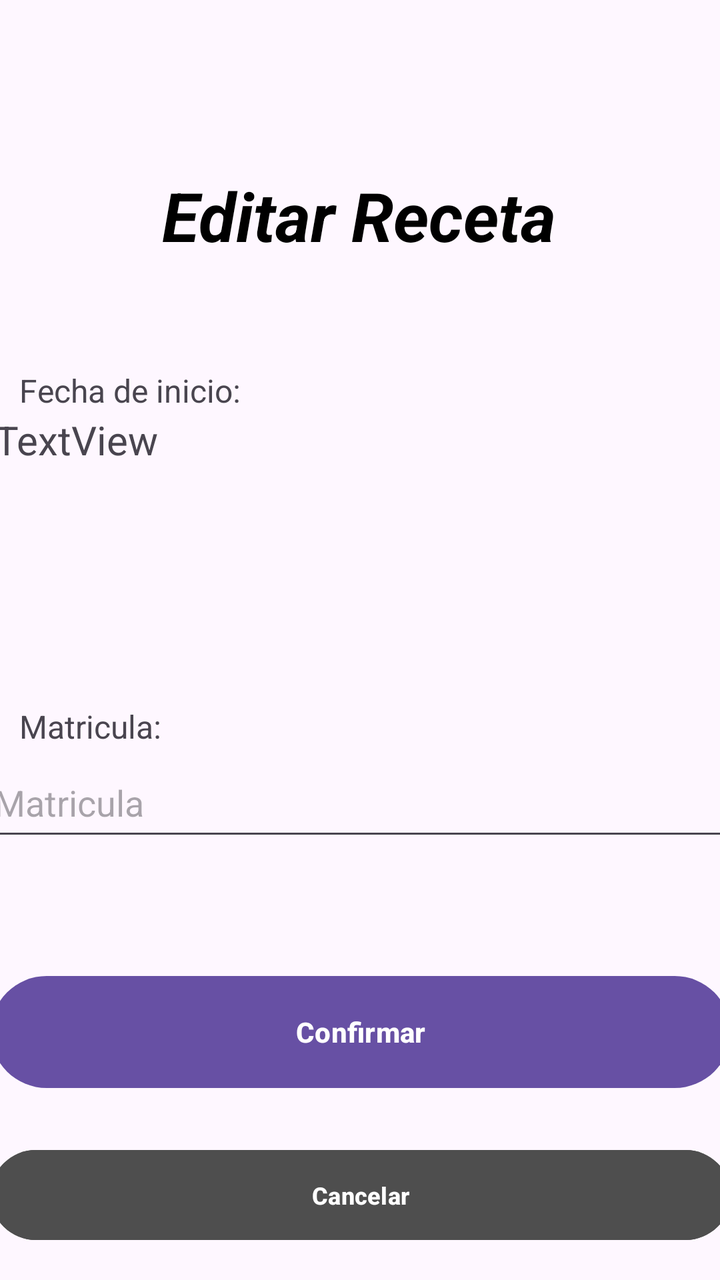
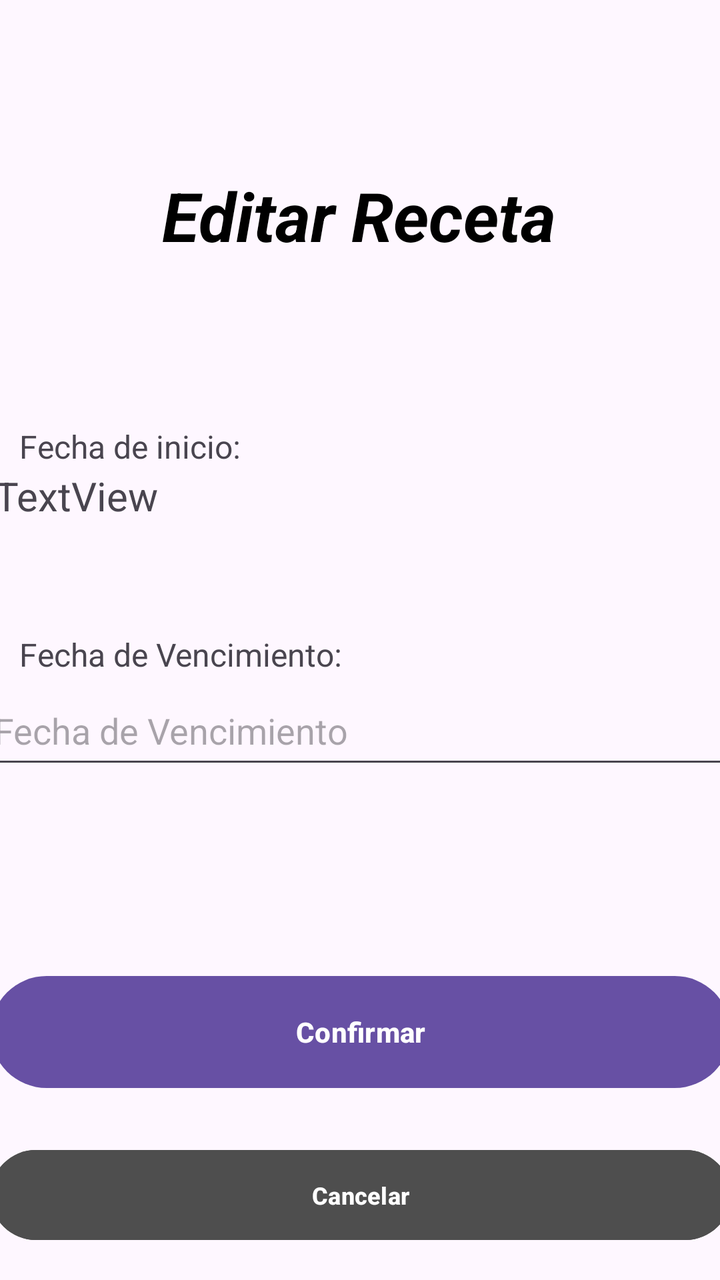

The first picture is an Android layout as it rendered before a commit; the second is the same layout after the commit. The layout source and the unified diff follow.
<!-- AndroidManifest.xml: application theme Theme.MobilesVC -->
<!-- res/layout/receta_edit_view.xml -->
<?xml version="1.0" encoding="utf-8"?>
<androidx.constraintlayout.widget.ConstraintLayout xmlns:android="http://schemas.android.com/apk/res/android"
    xmlns:app="http://schemas.android.com/apk/res-auto"
    xmlns:tools="http://schemas.android.com/tools"
    android:layout_width="match_parent"
    android:layout_height="match_parent">

    <EditText
        android:id="@+id/vMatriculaEdit"
        android:layout_width="373dp"
        android:layout_height="51dp"
        android:layout_marginStart="18dp"
        android:layout_marginTop="120dp"
        android:layout_marginEnd="20dp"
        android:ems="10"
        android:hint="Matricula"
        android:inputType="date"
        app:layout_constraintEnd_toEndOf="parent"
        app:layout_constraintHorizontal_bias="0.5"
        app:layout_constraintStart_toStartOf="parent"
        app:layout_constraintTop_toBottomOf="@+id/vFechaEdit" />

    <TextView
        android:id="@+id/textView72"
        android:layout_width="200dp"
        android:layout_height="22dp"
        android:text="Matricula:"
        android:textSize="16sp"
        app:layout_constraintBottom_toTopOf="@+id/vMatriculaEdit"
        app:layout_constraintEnd_toEndOf="parent"
        app:layout_constraintHorizontal_bias="0.06"
        app:layout_constraintStart_toStartOf="parent" />

    <TextView
        android:id="@+id/textView53"
        android:layout_width="200dp"
        android:layout_height="22dp"
        android:text="Fecha de inicio:"
        android:textSize="16sp"
        app:layout_constraintBottom_toTopOf="@+id/vFechaEdit"
        app:layout_constraintEnd_toEndOf="parent"
        app:layout_constraintHorizontal_bias="0.06"
        app:layout_constraintStart_toStartOf="parent" />

    <Button
        android:id="@+id/vEditReceta"
        android:layout_width="370dp"
        android:layout_height="64dp"
        android:layout_marginBottom="92dp"
        android:paddingVertical="14dp"
        android:text="Confirmar"
        android:textStyle="bold"
        app:layout_constraintBottom_toBottomOf="parent"
        app:layout_constraintEnd_toEndOf="parent"
        app:layout_constraintHorizontal_bias="0.5"
        app:layout_constraintStart_toStartOf="parent" />

    <TextView
        android:id="@+id/textView8"
        android:layout_width="wrap_content"
        android:layout_height="wrap_content"
        android:layout_marginStart="130dp"
        android:layout_marginTop="85dp"
        android:layout_marginEnd="131dp"
        android:fontFamily="sans-serif"
        android:text="Editar Receta"
        android:textColor="#000000"
        android:textSize="34sp"
        android:textStyle="bold|italic"
        app:layout_constraintEnd_toEndOf="parent"
        app:layout_constraintStart_toStartOf="parent"
        app:layout_constraintTop_toTopOf="parent"
        tools:textSize="26sp" />

    <Button
        android:id="@+id/vVolverRecetaEdit"
        android:layout_width="370dp"
        android:layout_height="53dp"
        android:layout_marginHorizontal="24dp"
        android:layout_marginBottom="16dp"
        android:backgroundTint="#4E4E4E"
        android:paddingVertical="10dp"
        android:text="Cancelar"
        android:textSize="12sp"
        android:textStyle="bold"
        android:visibility="visible"
        app:layout_constraintBottom_toBottomOf="parent"
        app:layout_constraintEnd_toEndOf="parent"
        app:layout_constraintHorizontal_bias="0.5"
        app:layout_constraintStart_toStartOf="parent" />

    <TextView
        android:id="@+id/vFechaEdit"
        android:layout_width="366sp"
        android:layout_height="48sp"
        android:layout_marginTop="76dp"
        android:text="TextView"
        android:textSize="20sp"
        app:layout_constraintEnd_toEndOf="parent"
        app:layout_constraintStart_toStartOf="parent"
        app:layout_constraintTop_toBottomOf="@+id/textView8" />
</androidx.constraintlayout.widget.ConstraintLayout>
<!-- resources referenced by this layout -->
<resources>
  <style name="Theme.MobilesVC" parent="Base.Theme.MobilesVC" />
  <style name="Base.Theme.MobilesVC" parent="Theme.Material3.DayNight.NoActionBar">
          
          
      </style>
</resources>

<!-- the commit's change to res/layout/receta_edit_view.xml (unified diff, before → after) -->
@@ -6,29 +6,31 @@
     android:layout_height="match_parent">
 
     <EditText
-        android:id="@+id/vMatriculaEdit"
+        android:id="@+id/vFechaFinEdit"
         android:layout_width="373dp"
         android:layout_height="51dp"
         android:layout_marginStart="18dp"
-        android:layout_marginTop="120dp"
         android:layout_marginEnd="20dp"
         android:ems="10"
-        android:hint="Matricula"
+        android:hint="Fecha de Vencimiento"
         android:inputType="date"
+        android:maxLength="10"
+        app:layout_constraintBottom_toTopOf="@+id/vEditReceta"
         app:layout_constraintEnd_toEndOf="parent"
         app:layout_constraintHorizontal_bias="0.5"
         app:layout_constraintStart_toStartOf="parent"
-        app:layout_constraintTop_toBottomOf="@+id/vFechaEdit" />
+        app:layout_constraintTop_toBottomOf="@+id/vFechaEdit"
+        app:layout_constraintVertical_bias="0.372" />
 
     <TextView
-        android:id="@+id/textView72"
+        android:id="@+id/textView81"
         android:layout_width="200dp"
         android:layout_height="22dp"
-        android:text="Matricula:"
+        android:text="Fecha de Vencimiento:"
         android:textSize="16sp"
-        app:layout_constraintBottom_toTopOf="@+id/vMatriculaEdit"
+        app:layout_constraintBottom_toTopOf="@+id/vFechaFinEdit"
         app:layout_constraintEnd_toEndOf="parent"
-        app:layout_constraintHorizontal_bias="0.06"
+        app:layout_constraintHorizontal_bias="0.061"
         app:layout_constraintStart_toStartOf="parent" />
 
     <TextView
@@ -93,10 +95,11 @@
         android:id="@+id/vFechaEdit"
         android:layout_width="366sp"
         android:layout_height="48sp"
-        android:layout_marginTop="76dp"
+        android:layout_marginTop="104dp"
         android:text="TextView"
         android:textSize="20sp"
         app:layout_constraintEnd_toEndOf="parent"
+        app:layout_constraintHorizontal_bias="0.5"
         app:layout_constraintStart_toStartOf="parent"
         app:layout_constraintTop_toBottomOf="@+id/textView8" />
 </androidx.constraintlayout.widget.ConstraintLayout>
